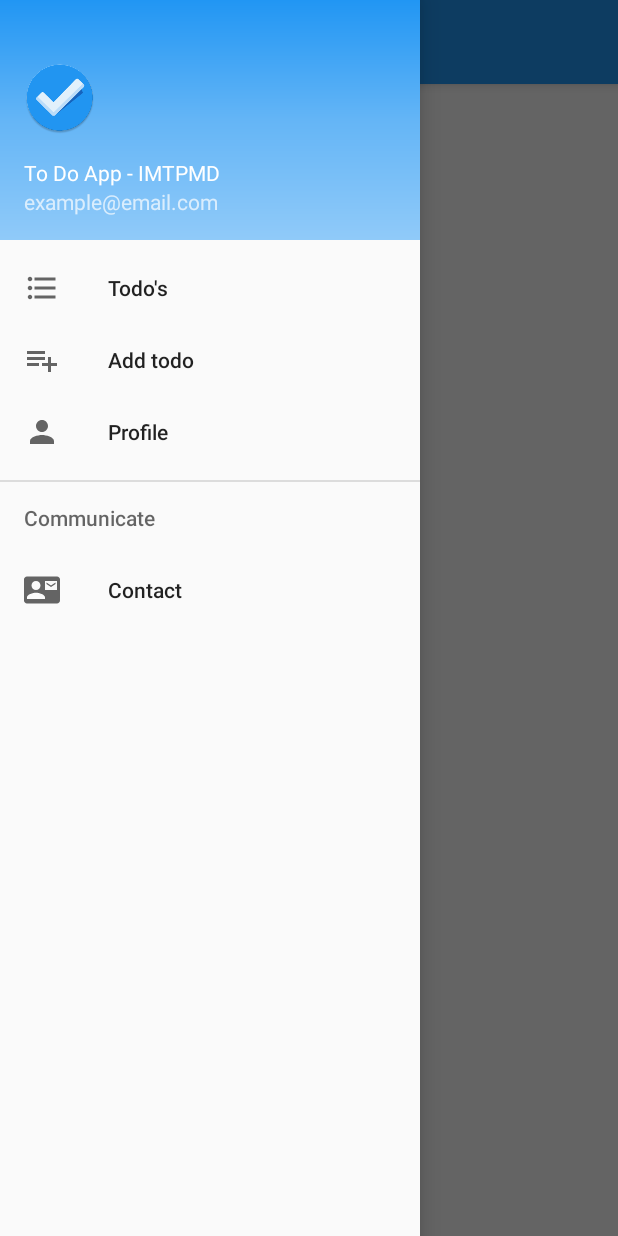
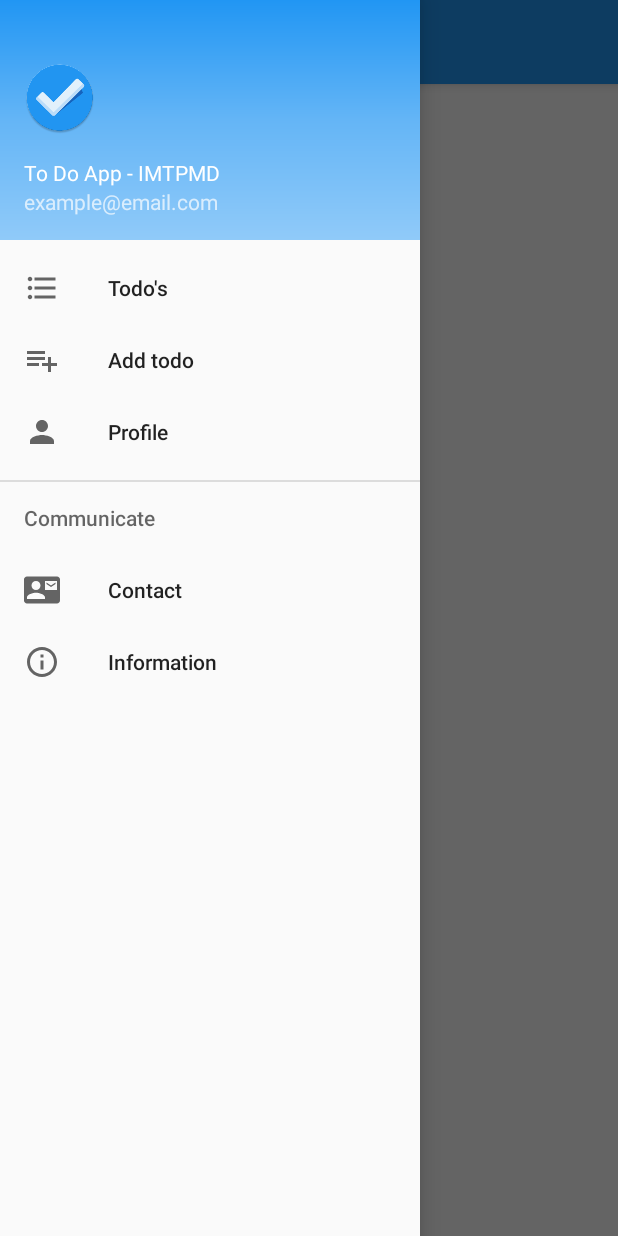
Before and after one commit to sembo199/todos-android-app, an Android app: the TodoMainActivity screen opened directly, with no data from a screen before it, with the side drawer open, on a phone screen of 412 x 824 dp. Run offline under Robolectric (Android 15) with nearby library versions, the phone set to English and light mode, and no system bars; our stand-ins replace Volley; network calls fail; 3 statements that could not run were skipped.

Commit message:
information icon

```diff
--- /dev/null
+++ b/ToDoApp/app/src/main/res/drawable/ic_info_outline_black_24px.xml
@@ -0,0 +1,9 @@
+<vector xmlns:android="http://schemas.android.com/apk/res/android"
+        android:width="24dp"
+        android:height="24dp"
+        android:viewportWidth="24.0"
+        android:viewportHeight="24.0">
+    <path
+        android:pathData="M11,17h2v-6h-2v6zM12,2C6.48,2 2,6.48 2,12s4.48,10 10,10 10,-4.48 10,-10S17.52,2 12,2zM12,20c-4.41,0 -8,-3.59 -8,-8s3.59,-8 8,-8 8,3.59 8,8 -3.59,8 -8,8zM11,9h2L13,7h-2v2z"
+        android:fillColor="#000000"/>
+</vector>
--- a/ToDoApp/app/src/main/res/menu/activity_todo_main_drawer.xml
+++ b/ToDoApp/app/src/main/res/menu/activity_todo_main_drawer.xml
@@ -22,6 +22,11 @@
                 android:id="@+id/nav_share"
                 android:icon="@drawable/ic_contact_mail_black_24px"
                 android:title="Contact" />
+
+            <item
+                android:id="@+id/action_bar"
+                android:icon="@drawable/ic_info_outline_black_24px"
+                android:title="Information" />
         </menu>
     </item>
 
```
